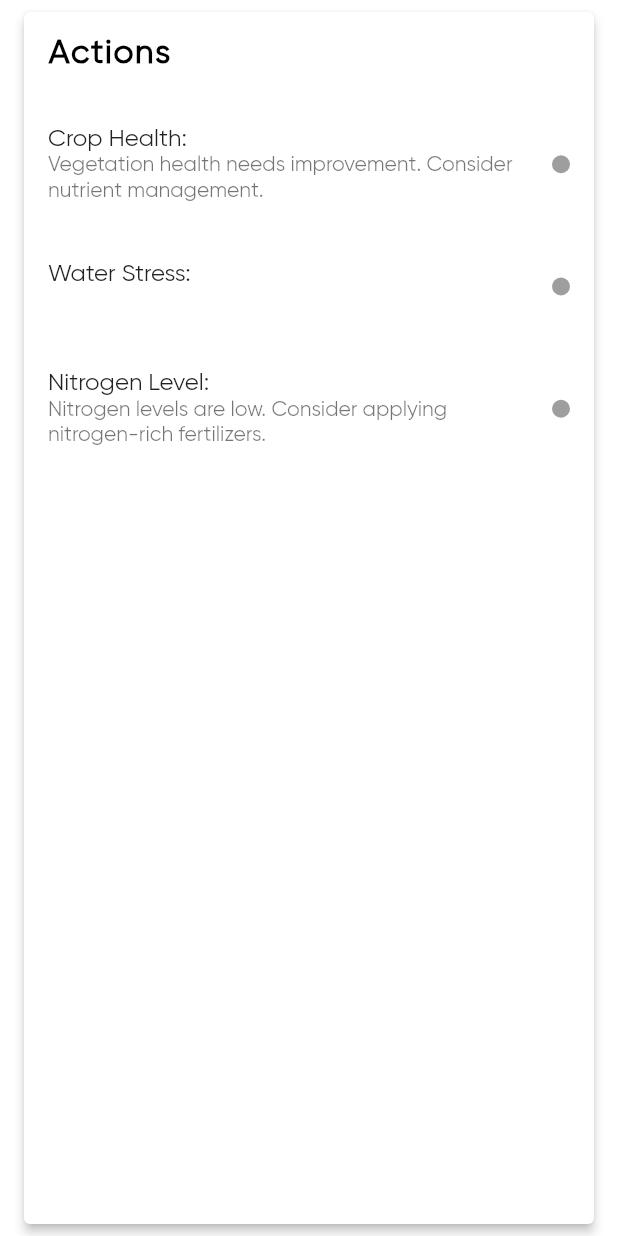
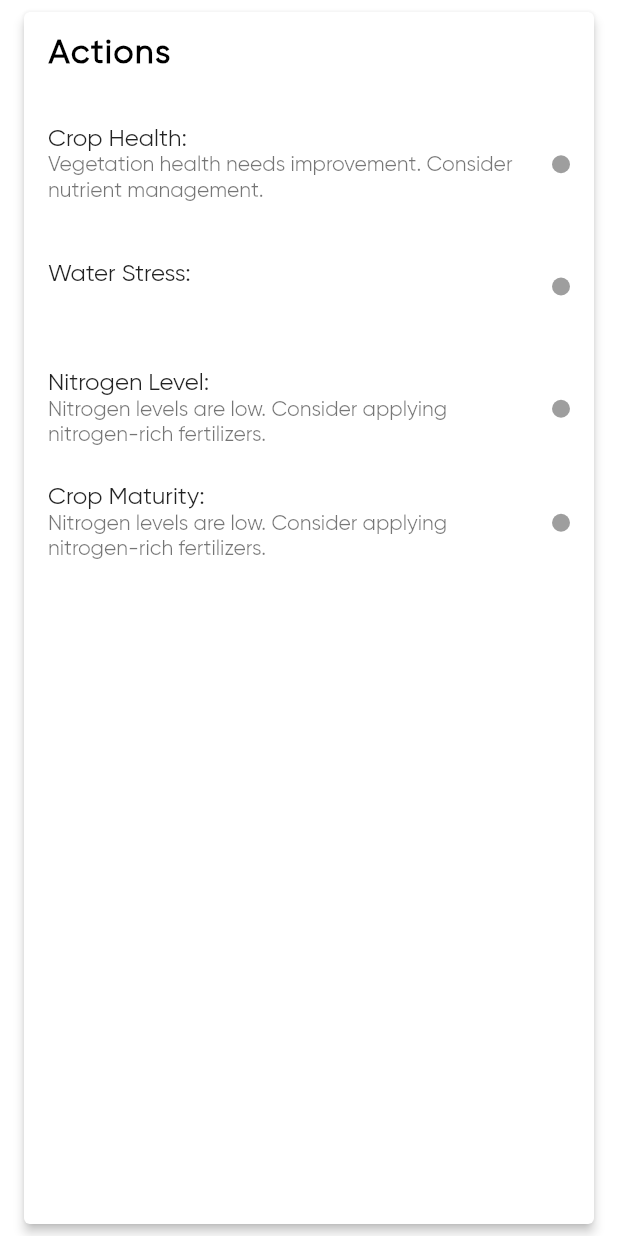
Before and after one commit to Light-Heads/GoogleHack4Change, a Flutter app: the Insights widget shown alone on an empty page, opened directly with empty values, on a phone screen of 412 x 824 dp. Run offline on Flutter 3.47's test engine with Material 2 defaults, Android fonts, the phone set to English and light mode, and no system bars; our stand-ins replace buttons_tabbar, dio, firebase_auth, firebase_core, geocoding, geolocator and 9 more; missing offline and left inert: dart:ffi; accounts and stored records are empty; network calls fail.

Commit message:
final comimt

```diff
--- a/lib/controllers/work_controller.dart
+++ b/lib/controllers/work_controller.dart
@@ -57,7 +57,7 @@ class WorkController extends GetxController {
 
   getWorkByUserId(context, userId) async {
     try {
-      isLoading(true);
+      // isLoading(true);
       d.Response res = await dio.get('${monngoAPIURL}/getWorkById/$userId');
       var workListtemp = [];
       for (var f in res.data['work']) {
@@ -67,7 +67,7 @@ class WorkController extends GetxController {
     } catch (e) {
       print(e);
     }finally{
-      isLoading(false);
+      // isLoading(false);
     }
   }
 
--- a/lib/roleloader.dart
+++ b/lib/roleloader.dart
@@ -17,11 +17,6 @@ class RoleLoader extends StatefulWidget {
 class RoleLoaderState extends State<RoleLoader> {
   final auth = Get.put(AuthController());
   final user = Get.put(UserController());
-  @override
-  void initState() {
-    super.initState();
-    user.getUser(auth.user.uid);
-  }
 
   @override
   Widget build(BuildContext context) {
@@ -39,6 +34,7 @@ class RoleLoaderState extends State<RoleLoader> {
         // User data has been successfully fetched.
         if (user.user.value.role != null) {
           if (user.user.value.role == 'worker') {
+            print(user.user.value.role);
             return WorkerScreen();
           } else {
             return Navigation();
--- a/lib/views/classifier/disease.dart
+++ b/lib/views/classifier/disease.dart
@@ -184,7 +184,7 @@ class _DiseaseViewState extends State<DiseaseView> {
                                               fontWeight: FontWeight.w600)),
                                       Container(
                                         width: size.width * 0.8,
-                                        height: size.width * 0.6,
+                                        height: size.height * 0.6,
                                         child: Text(
                                             disease.disease.value.soln ??
                                                 ""),
--- a/lib/views/polygon/suggestions.dart
+++ b/lib/views/polygon/suggestions.dart
@@ -105,9 +105,9 @@ class FarmDataTile extends StatelessWidget {
           style: TextStyle(fontWeight: FontWeight.bold),
         ),
         children: [
-          ListTile(
-            title: Text('Polygon Data: ${poly.polygondata.value.createdAt}'),
-          ),
+          // ListTile(
+          //   title: Text('Polygon Data: ${poly.polygondata.value.createdAt}'),
+          // ),
           ListTile(
             title: Text('Soil Moisture: ${poly.soilMoisture.value.moisture}'),
           ),
@@ -194,6 +194,14 @@ class Insights extends StatelessWidget {
     }
   }
 
+  String interpretCropMaturity(String cropMaturity) {
+    if (cropMaturity == "High") {
+      return "Nitrogen levels are adequate for current crop conditions.";
+    } else {
+      return "Nitrogen levels are low. Consider applying nitrogen-rich fertilizers.";
+    }
+  }
+
   @override
   Widget build(BuildContext context) {
     return Card(
@@ -246,6 +254,19 @@ class Insights extends StatelessWidget {
               ),
             ),
           ),
+          SizedBox(height: 15,),
+          ListTile(
+            title: Text('Crop Maturity: ${nitrogen}'),
+            subtitle: Text(interpretNitrogenLevel(nitrogen)),
+            trailing: Container(
+              width: 12,
+              height: 12,
+              decoration: BoxDecoration(
+                shape: BoxShape.circle,
+                color: getColor(nitrogen),
+              ),
+            ),
+          ),
         ],
       ),
     );
--- a/pubspec.yaml
+++ b/pubspec.yaml
@@ -37,7 +37,6 @@ dependencies:
     sdk: flutter
   flutter_localizations:
     sdk: flutter
-  intl: 0.18.0
   geocoding: ^2.1.0
   geolocator: ^10.0.0
   get: null
@@ -46,13 +45,13 @@ dependencies:
   google_nav_bar: ^5.0.6
   google_sign_in: ^6.1.4
   image_picker: ^1.0.2
+  intl: 0.18.0
   line_icons: ^2.0.3
   logger: ^2.0.1
   permission_handler: ^10.4.3
   simple_circular_progress_bar: ^1.0.2
   tflite_flutter: ^0.10.1
   tflite_flutter_helper_plus: ^0.0.2
-
 
 dev_dependencies:
   flutter_lints: ^2.0.0
```
Also changed, not shown: lib/controllers/user_controller.dart (+5 -4 lines), lib/l10n/app_en.arb (+18 -6 lines), lib/l10n/app_hi.arb (+5 -2 lines), lib/l10n/app_te.arb (added, +8 -0 lines), lib/main.dart (+10 -1 lines), lib/views/polygon/polygon.dart (+10 -3 lines), lib/views/user/profile.dart (+8 -7 lines).
